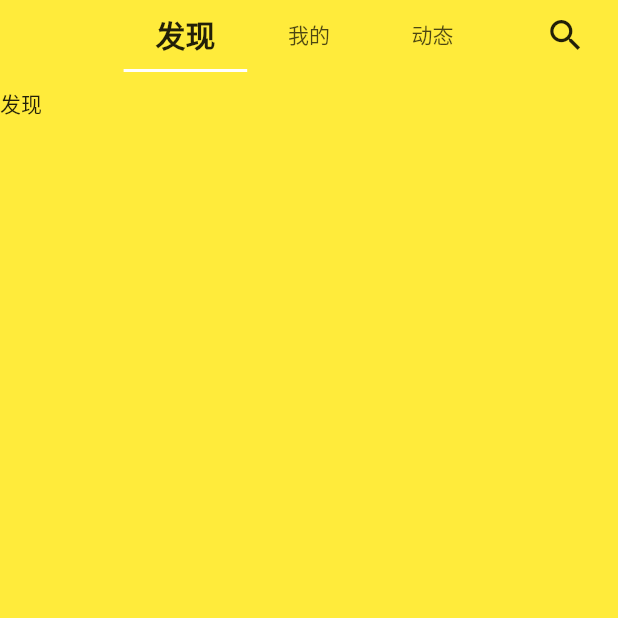
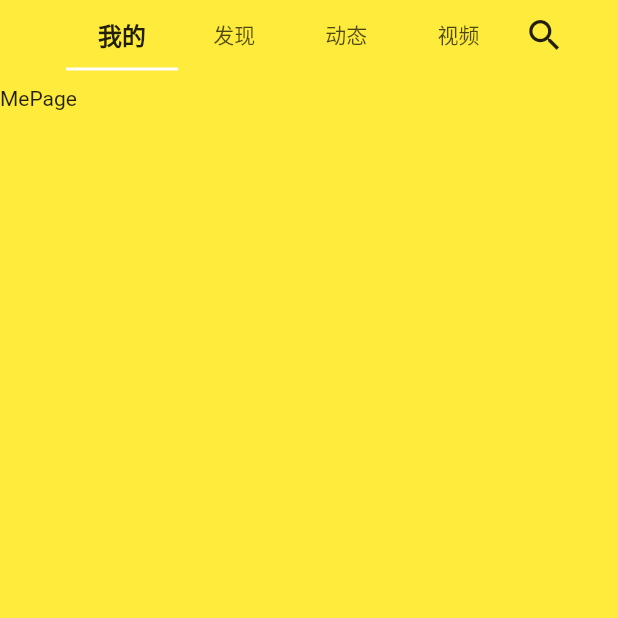
Before and after one commit to zmj0920/flutter_music, a Flutter app: the HomePage screen opened directly, on a phone screen of 412 x 824 dp, the top half of it. Run offline on Flutter 3.47's test engine with Material 2 defaults, Android fonts, the phone set to English and light mode, and no system bars; our stand-ins replace cookie_jar, dio, dio_cookie_manager, extended_image, fluro, flutter_screenutil and 3 more; accounts and stored records are empty; statements that could not run were skipped.

Commit message:
update home page

```diff
--- a/lib/pages/home/home_page.dart
+++ b/lib/pages/home/home_page.dart
@@ -3,6 +3,7 @@ import 'package:flutter_music/application.dart';
 import 'package:flutter_music/pages/home/discover/discover_page.dart';
 import 'package:flutter_music/pages/home/event/event_page.dart';
 import 'package:flutter_music/pages/home/me/me_page.dart';
+import 'package:flutter_music/pages/home/video/video_page.dart';
 import 'package:flutter_music/widgets/v_empty_view.dart';
 import 'package:flutter_screenutil/flutter_screenutil.dart';
 
@@ -17,7 +18,7 @@ class _HomePageState extends State<HomePage> with TickerProviderStateMixin {
   @override
   void initState() {
     super.initState();
-    _tabController = TabController(vsync: this, length: 3);
+    _tabController = TabController(vsync: this, length: 4);
   }
 
   @override
@@ -37,6 +38,7 @@ class _HomePageState extends State<HomePage> with TickerProviderStateMixin {
         child: Stack(
           children: <Widget>[
             Padding(
+               padding: EdgeInsets.only(right: 25,bottom:ScreenUtil().setWidth(80) + Application.bottomBarHeight),
               child: Column(
                 children: <Widget>[
                   Stack(
@@ -44,29 +46,33 @@ class _HomePageState extends State<HomePage> with TickerProviderStateMixin {
                       Padding(
                         //EdgeInsets.symmetric(horizontal: val1, vertical: val2): 用于设置水平/垂直方向上的值
                         padding: EdgeInsets.symmetric(
-                            horizontal: ScreenUtil().setWidth(150)),
+                            horizontal: ScreenUtil().setWidth(80)),
                         child: TabBar(
                           labelStyle: TextStyle(
-                              fontSize: 20, fontWeight: FontWeight.bold),
+                              fontSize: 16, fontWeight: FontWeight.bold),
                           unselectedLabelStyle: TextStyle(fontSize: 14),
                           //未选中时标签的颜色
                           indicator: UnderlineTabIndicator(),
+                           indicatorWeight: 1,
                           controller: _tabController,
                           tabs: [
+                            Tab(
+                              text: '我的',
+                            ),
                             Tab(
                               text: '发现',
                             ),
                             Tab(
-                              text: '我的',
+                              text: '动态',
                             ),
                             Tab(
-                              text: '动态',
+                              text: '视频',
                             ),
                           ],
                         ),
                       ),
                       Positioned(
-                        right: ScreenUtil().setWidth(20),
+                        right: ScreenUtil().setWidth(0),
                         child: IconButton(
                           icon: Icon(
                             Icons.search,
@@ -87,17 +93,15 @@ class _HomePageState extends State<HomePage> with TickerProviderStateMixin {
                     child: TabBarView(
                       controller: _tabController,
                       children: [
+                        MePage(),
                         DiscoverPage(),
-                        MePage(),
                         EventPage(),
+                        VideoPage()
                       ],
                     ),
                   ),
                 ],
               ),
-              padding: EdgeInsets.only(
-                  bottom:
-                      ScreenUtil().setWidth(80) + Application.bottomBarHeight),
             ),
             // PlayWidget(),
           ],
```
Also changed, not shown: lib/pages/home/video/video_page.dart (added, +14 -0 lines).
